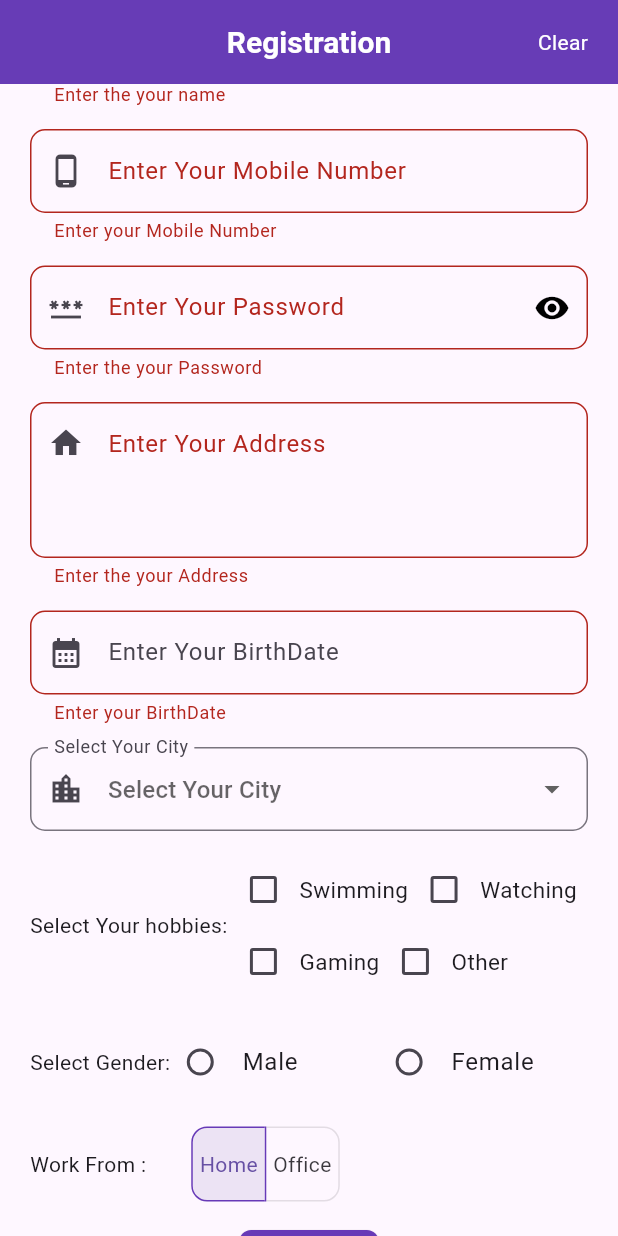
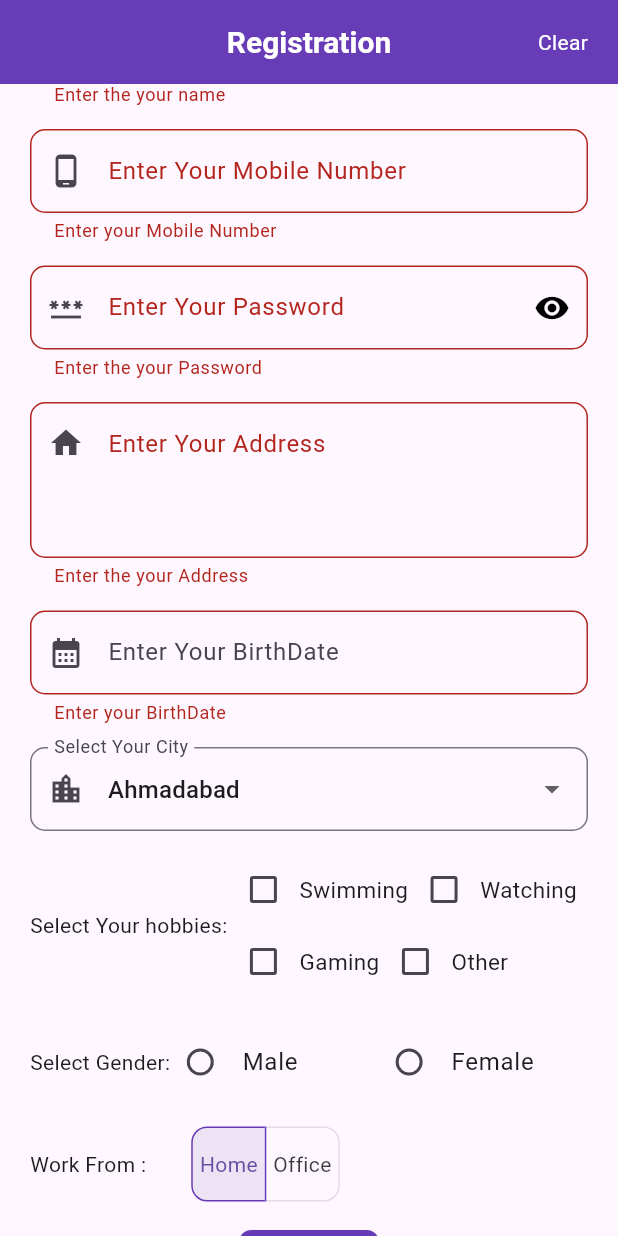
Before and after one commit to sanketpTagline/Form_task, a Flutter app: the screen it shows after launch, scrolled down 76 dp, after a tap on "Submit", after a tap on "Clear", on a phone screen of 412 x 824 dp. Run offline on Flutter 3.47's test engine with Material 3 defaults, Android fonts, the phone set to English and light mode, and no system bars; our stand-ins replace dio, shared_preferences.

```diff
--- a/lib/Task_Form.dart
+++ b/lib/Task_Form.dart
@@ -3,7 +3,7 @@ import 'package:flutter/services.dart';
 import 'package:shared_preferences/shared_preferences.dart';
 
 import 'package:untitled/Task_from_result.dart';
-import 'package:untitled/customWidget/customRedioButton.dart';
+import 'package:untitled/customWidget/customRadioButton.dart';
 
 import 'package:untitled/formModel.dart';
 
@@ -41,18 +41,16 @@ class _FormTaskState extends State<FormTask> {
   DateTime? _dateTime;
   FormData? formData;
 
-  String? dropdownValue;
-  String dropdownValue1 = "Ahmadabad";
+  String dropdownValue = "Ahmadabad";
   String groupValue = "";
 
-  RegExp nameRex = RegExp('[a-zA-Z]');
   // RegExp nameRex = RegExp('^[a-zA-Z][a-zA-Z ]*\$');
   // RegExp nameRex = RegExp("^[a-zA-Zs]*\$");
   // RegExp nameRex = RegExp("^[a-z]+(?:[a-z\s]*[a-z])?\$");
   // RegExp nameRex = RegExp("^[a-zA-Z]+\$"); // only allow char and space not allow multiple word
   // RegExp nameRex = RegExp("^[a-zA-Z]+[a-zA-Z\\s]*?\$");
+  RegExp nameRex = RegExp('[a-zA-Z]');
   RegExp numberRex = RegExp("^(?:[+0]9)?[0-9]{10}\$");
-  // RegExp passwordRex = RegExp("r'^(?=.*?[A-Z])(?=.*?[a-z])(?=.*?[0-9])(?=.*?[!@#\$&*~]).{8,}\$");
   String hobbiesConcatetaion = "";
 
   final List<String> cityName = [
@@ -86,6 +84,7 @@ class _FormTaskState extends State<FormTask> {
   List<bool> isSelect = [true, false];
   List checkBoxValue = [];
   String? labelText;
+  bool isSnackBarVisible = false;
 
   GlobalKey<FormState> formKey = GlobalKey<FormState>();
   GlobalKey<FormFieldState> productListDdlKey = GlobalKey<FormFieldState>();
@@ -100,6 +99,7 @@ class _FormTaskState extends State<FormTask> {
 
   @override
   Widget build(BuildContext context) {
+
     return SafeArea(
         child: Scaffold(
       key: scaffoldKey,
@@ -127,6 +127,7 @@ class _FormTaskState extends State<FormTask> {
                     isSelect = [true, false];
                     productListDdlKey.currentState!.reset();
                     FormTask.prefs!.clear();
+                    dropdownValue = "Ahmadabad";
                   });
                 },
                 child:
@@ -330,7 +331,9 @@ class _FormTaskState extends State<FormTask> {
                 ),
                 h15(),
                 DropdownButtonFormField(
-                  // value: dropdownValue1,
+
+
+                  value: dropdownValue,
                   key: productListDdlKey,
                   menuMaxHeight: 300,
                   items: cityName
@@ -339,7 +342,7 @@ class _FormTaskState extends State<FormTask> {
                       .toList(),
                   onChanged: (value) {
                     setState(() {
-                      dropdownValue = value;
+                      dropdownValue = value!;
                     });
                   },
                   decoration: const InputDecoration(
@@ -440,7 +443,7 @@ class _FormTaskState extends State<FormTask> {
                   mainAxisAlignment: MainAxisAlignment.spaceBetween,
                   children: [
                     const Text("Select Gender:"),
-                    CustomRedioBox(
+                    CustomRadioBox(
                       groupValue: groupValue,
                       radioName: "Male",
                       onChanged: (value) {
@@ -449,7 +452,7 @@ class _FormTaskState extends State<FormTask> {
                         });
                       },
                     ),
-                    CustomRedioBox(
+                    CustomRadioBox(
                       groupValue: groupValue,
                       radioName: "Female",
                       onChanged: (value) {
@@ -497,12 +500,10 @@ class _FormTaskState extends State<FormTask> {
                       backgroundColor: Colors.deepPurple,
                     ),
                     onPressed: () {
-                      // print("Name Validation ==> ${nameValidation}  Name ==> ${nameController.text}");
-                      // print("${formKey.currentState!.validate()}");
                       if (formKey.currentState!.validate() &&
                           groupValue.isNotEmpty &&
                           groupValue != "" &&
-                          dropdownValue!.isNotEmpty &&
+                          dropdownValue.isNotEmpty &&
                           (isOther
                               ? (otherController.text.isNotEmpty &&
                                   otherValidation)
@@ -619,10 +620,7 @@ class _FormTaskState extends State<FormTask> {
             helpText: "Enter your Birthdate",
             currentDate: DateTime.now())
         .then((value) {
-      if (value == null) {
-        // ScaffoldMessenger.of(context)
-        //     .showSnackBar(const SnackBar(content: Text("Enter the date")));
-      } else {
+      if (value != null)  {
         _dateTime = value;
         var dateFormat =
             "${_dateTime!.day}-${_dateTime!.month}-${_dateTime!.year}";
@@ -634,21 +632,7 @@ class _FormTaskState extends State<FormTask> {
     });
   }
 
-  // openDropDownMenu(context) {
-  //   return DropdownButton(
-  //     value: dropdownValue,
-  //     items: cityName
-  //         .map<DropdownMenuItem<String>>(
-  //             (e) => DropdownMenuItem(value: e, child: Text(e)))
-  //         .toList(),
-  //     onChanged: (value) {
-  //       setState(() {
-  //         dropdownValue = value!;
-  //         cityController.text = dropdownValue.toString();
-  //       });
-  //     },
-  //   );
-  // }
+
 
   _showDialog(context) {
     return showDialog(
@@ -683,16 +667,23 @@ class _FormTaskState extends State<FormTask> {
   }
 
   void scaffoldMessengers(context, message) {
+
+    if(!isSnackBarVisible)
+      {
+        isSnackBarVisible =true;
         ScaffoldMessenger.of(context)
           ..removeCurrentSnackBar()
           ..showSnackBar(
             SnackBar(
               showCloseIcon: true,
-          duration: const Duration(milliseconds: 100),
+              duration: const Duration(seconds: 2),
               behavior: SnackBarBehavior.floating,
               content: Text(message.toString()),
             ),
-      );
+          ).closed.then((value) {
+            isSnackBarVisible = false;
+          });
+      }
   }
 
   void forGetData() async {
@@ -706,25 +697,24 @@ class _FormTaskState extends State<FormTask> {
     isGaming = FormTask.prefs!.getBool("GamingPref") ?? false;
     isOther = FormTask.prefs!.getBool("OtherPref") ?? false;
 
-    var isselect1 =
+    var isSelect1 =
         FormTask.prefs!.getStringList("WorkPref") ?? ["true", "false"];
-    bool home = bool.parse(isselect1[0]);
-    bool office = bool.parse(isselect1[1]);
-
+    bool home = bool.parse(isSelect1[0]);
+    bool office = bool.parse(isSelect1[1]);
     isSelect = [home, office];
-
-    List<String> allValues = FormTask.prefs!.getStringList(
-          "AllPref",
-        ) ??
-        [];
+    List<String> allValues = FormTask.prefs!.getStringList("AllPref",) ?? ["","","","","","Ahmadabad","",""];
     nameController.text = allValues[0];
     numberController.text = allValues[1];
     passwordController.text = allValues[2];
     addressController.text = allValues[3];
     dateController.text = allValues[4];
+
     dropdownValue = allValues[5];
+
     otherController.text = allValues[6];
     groupValue = allValues[7];
+    setState(() {
+    });
   }
 }
 
--- a/lib/customWidget/customRedioButton.dart
+++ b/lib/customWidget/customRadioButton.dart
@@ -1,12 +1,12 @@
 import 'package:flutter/material.dart';
-class CustomRedioBox extends StatelessWidget {
+class CustomRadioBox extends StatelessWidget {
   String groupValue;
   String radioName;
 
   void Function(String?) onChanged;
 
 
-  CustomRedioBox({super.key, required this.groupValue, required this.radioName,
+  CustomRadioBox({super.key, required this.groupValue, required this.radioName,
       required this.onChanged,});
 
   @override
```
Lines whose indentation alone changed are shown as unchanged.
